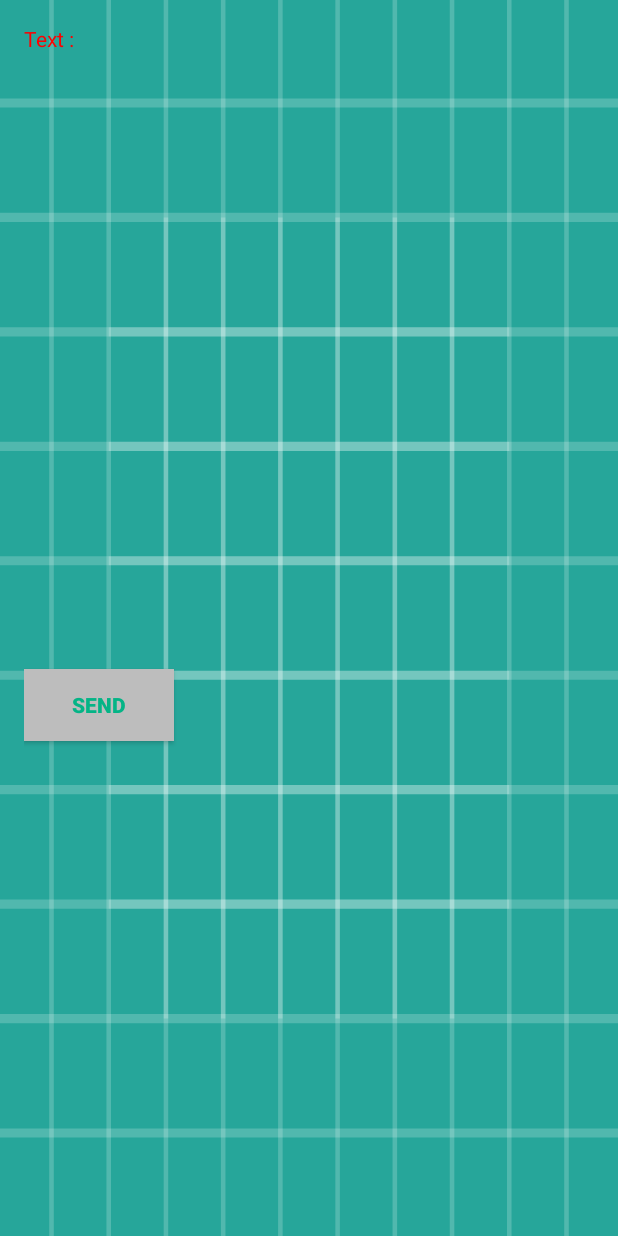
After one commit to FArian/NDT-Projektmanagement-Software, an Android app: the MyInfoActivity screen opened directly, with no data from a screen before it, on a phone screen of 412 x 824 dp. The commit adds this screen. Run offline under Robolectric (Android 15) with nearby library versions, the phone set to English and light mode, and no system bars.

Commit message:
weitere Activity klassen

```diff
--- a/MultipleActivities/app/src/main/AndroidManifest.xml
+++ b/MultipleActivities/app/src/main/AndroidManifest.xml
@@ -28,6 +28,8 @@
         <activity android:name=".SafetyActivity"></activity>
         <activity android:name=".TimeActivity"></activity>
         <activity android:name=".ReportActivity"></activity>
+        <activity android:name=".MyInfoActivity"></activity>
+        <activity android:name=".MaterialActivity"></activity>
 
     </application>
 
--- /dev/null
+++ b/MultipleActivities/app/src/main/java/com/example/farian/multipleactivities/MyInfoActivity.java
@@ -0,0 +1,18 @@
+package com.example.farian.multipleactivities;
+
+import android.app.Activity;
+import android.os.Bundle;
+
+/**
+ * project activity
+ */
+public class MyInfoActivity extends Activity {
+
+    @Override
+    protected void onCreate(Bundle savedInstanceState) {
+        super.onCreate(savedInstanceState);
+        setContentView(R.layout.activity_myinfo);
+
+
+    }
+}
--- /dev/null
+++ b/MultipleActivities/app/src/main/res/layout/activity_myinfo.xml
@@ -0,0 +1,37 @@
+<LinearLayout xmlns:android="http://schemas.android.com/apk/res/android"
+    xmlns:tools="http://schemas.android.com/tools"
+    android:layout_width="match_parent"
+    android:layout_height="match_parent"
+    android:gravity="center_horizontal"
+    android:orientation="vertical"
+    android:paddingBottom="@dimen/activity_vertical_margin"
+    android:paddingLeft="@dimen/activity_horizontal_margin"
+    android:paddingRight="@dimen/activity_horizontal_margin"
+    android:paddingTop="@dimen/activity_vertical_margin"
+    android:background="@drawable/ic_launcher_background"
+    tools:context="com.example.farian.multipleactivities.LoginActivity">
+
+
+    <RelativeLayout
+        android:id="@+id/my_info_ctivity_form"
+        android:layout_width="match_parent"
+        android:layout_height="match_parent">
+        <TextView
+            android:id="@+id/text"
+            android:layout_width="match_parent"
+            android:layout_height="430dp"
+            android:text="Text :"
+            android:textColor="@color/colorRed" />
+        <Button
+            android:id="@+id/logout_button"
+            android:layout_width="100dp"
+            android:layout_height="wrap_content"
+            android:text="send"
+            android:textColor="@color/colorGreen2"
+            android:background="@color/colorSilver"
+            android:layout_below="@+id/text"
+            android:textStyle="bold" />
+    </RelativeLayout>
+
+
+</LinearLayout>
```
Also changed, not shown: MultipleActivities/app/src/main/java/com/example/farian/multipleactivities/MaterialActivity.java (added, +18 -0 lines), MultipleActivities/app/src/main/java/com/example/farian/multipleactivities/ProjectActivity.java (+16 -0 lines), MultipleActivities/app/src/main/res/layout/activity_material.xml (added, +37 -0 lines), MultipleActivities/app/src/main/res/layout/activity_project.xml (+11 -10 lines), MultipleActivities/app/src/main/res/drawable/material.jpg (added).
